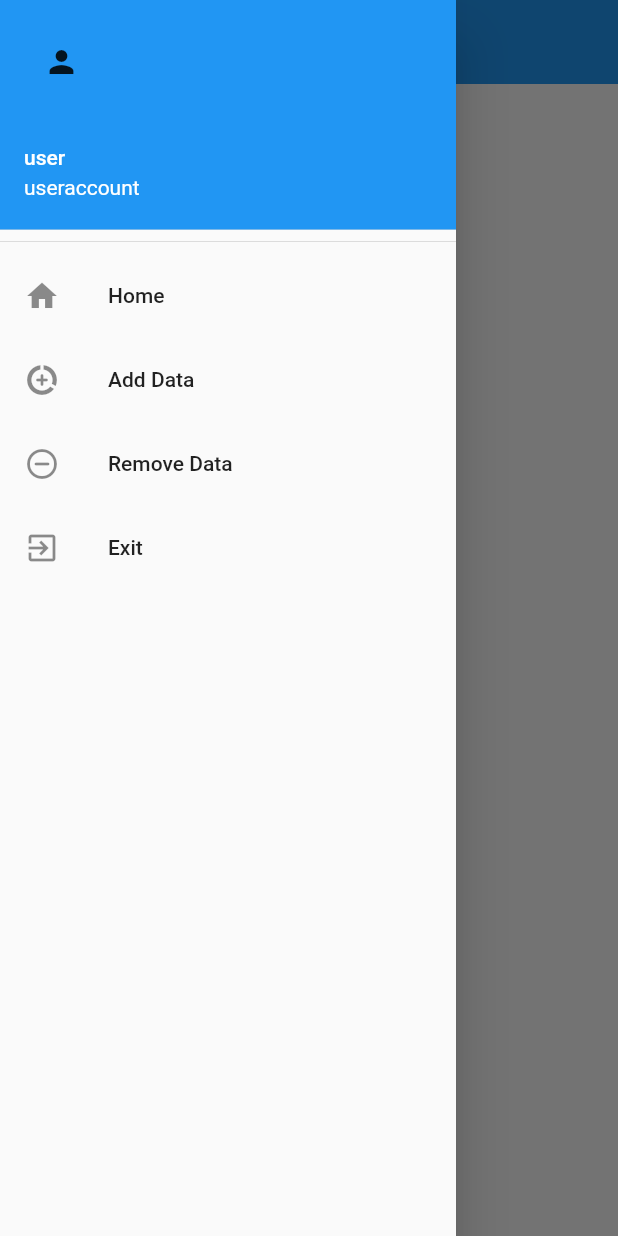
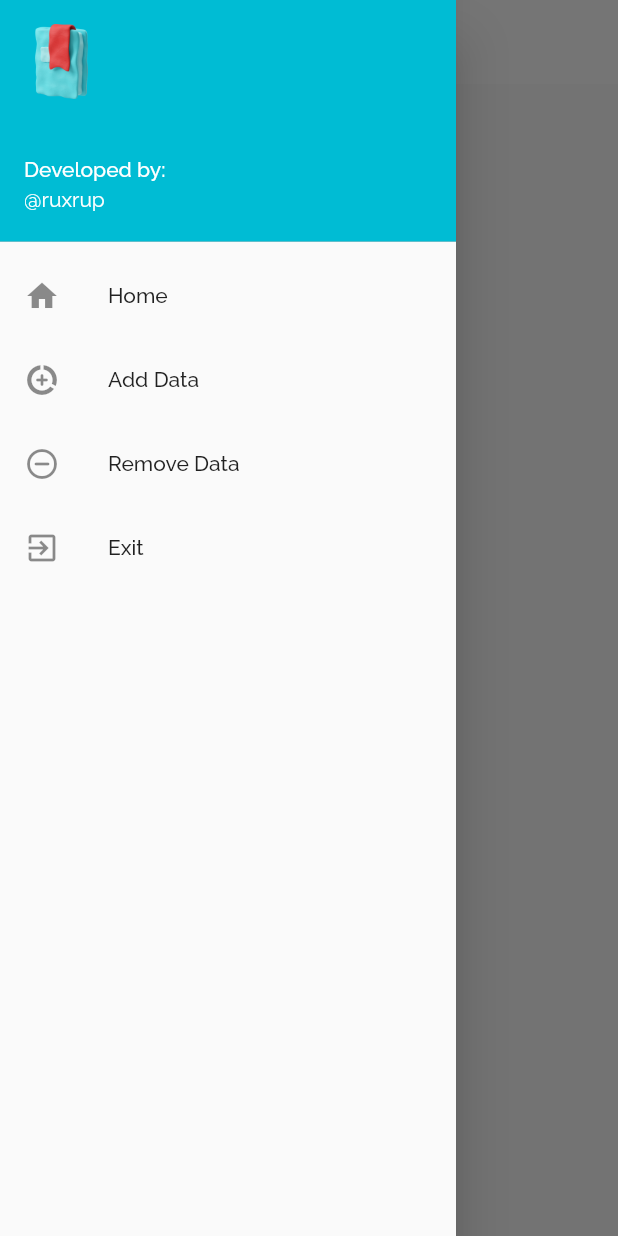
Before and after one commit to ruxrup/docsKeep, a Flutter app: the screen it shows after launch, with the side drawer open, on a phone screen of 412 x 824 dp. Run offline on Flutter 3.47's test engine with Material 2 defaults, Android fonts, the light colour scheme and no system bars.

Commit message:
themes done

```diff
--- a/assets/data/data.txt
+++ /dev/null
@@ -1,4 +0,0 @@
-{"title":"Aadhaar","name":"Daksh Srivastava","number":12343414123,"cvv":211,"address":"Indira Nagar","zip":223,"phone":99832348423,"id":"1"}
-{"title":"aaddasf","name":"","number":0,"cvv":0,"address":"","zip":0,"phone":0,"id":"2"}
-{"title":"sdvsdvs","name":"Dakjsh","number":0,"cvv":0,"address":"","zip":0,"phone":2324354,"id":"3"}
-{"title":"111","name":"11","number":1,"cvv":11,"address":"111","zip":11,"phone":11,"id":"111"}
--- a/lib/main.dart
+++ b/lib/main.dart
@@ -11,8 +11,28 @@ class MyApp extends StatelessWidget {
   Widget build(BuildContext context) {
     return MaterialApp(
       debugShowCheckedModeBanner: false,
-      title: 'Flutter Demo',
+      title: 'DocsKeep',
       home: MyHomePage(),
+      themeMode: ThemeMode.light,
+      theme: ThemeData(
+          fontFamily: "Raleway",
+          colorScheme: ColorScheme(
+              brightness: Brightness.light,
+              primary: Colors.cyan,
+              onPrimary: Colors.white,
+              secondary: Colors.white,
+              onSecondary: Colors.white,
+              error: Colors.cyan,
+              onError: Colors.white,
+              background: Colors.white,
+              onBackground: Colors.cyan,
+              surface: Colors.cyan,
+              onSurface: Colors.white),
+          appBarTheme: AppBarTheme(
+            backgroundColor: Colors.cyan,
+            foregroundColor: Colors.white,
+          )),
+      darkTheme: ThemeData(),
     );
   }
 }
--- a/lib/pages/addData.dart
+++ b/lib/pages/addData.dart
@@ -14,9 +14,11 @@ class _addDataState extends State<addData> {
   Widget build(BuildContext context) {
     return Scaffold(
         appBar: AppBar(
-          title: Text("Add new Data"),
+          title: Text("Add new Doc"),
           elevation: 0.0,
           centerTitle: true,
+          backgroundColor: Colors.white,
+          foregroundColor: Colors.black,
         ),
         body: addDataBody(),
         drawer: myDrawer());
--- a/lib/pages/home.dart
+++ b/lib/pages/home.dart
@@ -28,6 +28,8 @@ class _MyHomePageState extends State<MyHomePage> {
           title: Text("Your Docs"),
           elevation: 0.0,
           centerTitle: true,
+          backgroundColor: Colors.white,
+          foregroundColor: Colors.black,
         ),
         body: (data_list.isNotEmpty)
             ? ListView.builder(
--- a/lib/widgets/drawer.dart
+++ b/lib/widgets/drawer.dart
@@ -21,9 +21,14 @@ class _myDrawerState extends State<myDrawer> {
         DrawerHeader(
             padding: EdgeInsets.zero,
             child: UserAccountsDrawerHeader(
-              accountName: Text("user"),
-              accountEmail: Text("useraccount"),
-              currentAccountPicture: Icon(Icons.person),
+              margin: EdgeInsets.only(
+                top: 0.0,
+                bottom: 0.0,
+              ),
+              accountName: Text("Developed by:"),
+              accountEmail: Text("@ruxrup"),
+              currentAccountPicture:
+                  Image.asset("assets/images/introImage.png"),
               currentAccountPictureSize: const Size.square(50),
             )),
         Column(
```
Also changed, not shown: lib/pages/dataDetails.dart (+41 -6 lines), lib/pages/removeData.dart (+26 -1 lines), lib/utils/addDataBody.dart (+25 -2 lines), pubspec.yaml (+7 -0 lines), assets/images/addDataImage.png (added), assets/images/homeImage.png (added), assets/images/introImage.png (added), assets/images/removeDataImage.png (added).
